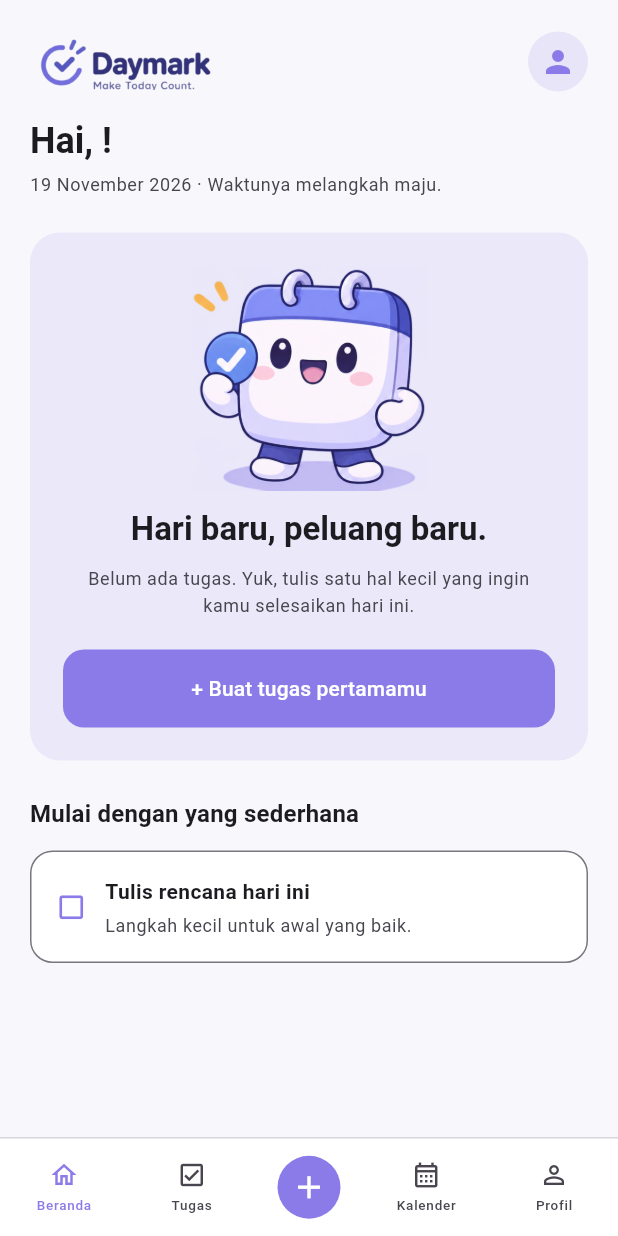
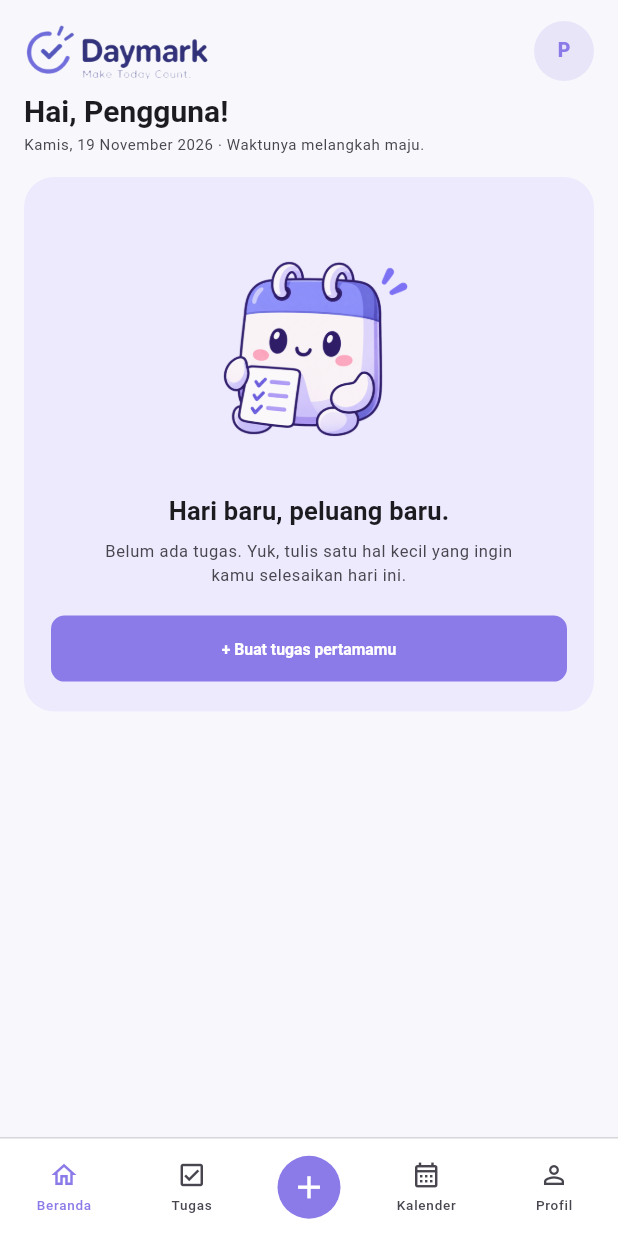
Before and after one commit to sintaafifah/daymark, a Flutter app: the DashboardScreen widget shown alone on an empty page, opened directly, on a phone screen of 412 x 824 dp. Run offline on Flutter 3.47's test engine with Material 3 defaults, Android fonts, the phone set to English and light mode, and no system bars; our stand-ins replace cloud_firestore, firebase_auth, firebase_core, google_sign_in, shared_preferences; accounts and stored records are empty.

Commit message:
Update Daymark dashboard UI

```diff
--- a/lib/pages/dashboard_screen.dart
+++ b/lib/pages/dashboard_screen.dart
@@ -1,4 +1,3 @@
-
 import 'package:flutter/material.dart';
 import 'package:firebase_auth/firebase_auth.dart';
 import 'package:cloud_firestore/cloud_firestore.dart';
@@ -28,15 +27,59 @@ class _DashboardScreenState extends State<DashboardScreen> {
     return user?.email?.split('@').first ?? 'Pengguna';
   }
 
+  String get firstName {
+    final parts = userName
+        .trim()
+        .split(RegExp(r'\s+'))
+        .where((part) => part.isNotEmpty)
+        .toList();
+    if (parts.isEmpty) return 'Pengguna';
+
+    final name = parts.first;
+    return name.length == 1
+        ? name.toUpperCase()
+        : '${name[0].toUpperCase()}${name.substring(1)}';
+  }
+
+  String get userInitials {
+    final parts = userName
+        .trim()
+        .split(RegExp(r'\s+'))
+        .where((part) => part.isNotEmpty)
+        .toList();
+    if (parts.isEmpty) return 'P';
+    if (parts.length == 1) return parts.first.substring(0, 1).toUpperCase();
+    return '${parts.first[0]}${parts.last[0]}'.toUpperCase();
+  }
+
   String get currentDate {
+    const weekdays = [
+      'Senin',
+      'Selasa',
+      'Rabu',
+      'Kamis',
+      'Jumat',
+      'Sabtu',
+      'Minggu',
+    ];
     const months = [
-      'Januari', 'Februari', 'Maret', 'April',
-      'Mei', 'Juni', 'Juli', 'Agustus',
-      'September', 'Oktober', 'November', 'Desember'
+      'Januari',
+      'Februari',
+      'Maret',
+      'April',
+      'Mei',
+      'Juni',
+      'Juli',
+      'Agustus',
+      'September',
+      'Oktober',
+      'November',
+      'Desember',
     ];
 
     final now = DateTime.now();
-    return '${now.day} ${months[now.month - 1]} ${now.year}';
+    return '${weekdays[now.weekday - 1]}, ${now.day} '
+        '${months[now.month - 1]} ${now.year}';
   }
 
   @override
@@ -54,20 +97,15 @@ class _DashboardScreenState extends State<DashboardScreen> {
     if (index == 1) {
       Navigator.push(
         context,
-      MaterialPageRoute(
-        builder: (context) => const TasksScreen(),
-      ),
+        MaterialPageRoute(builder: (context) => const TasksScreen()),
       );
       return;
     }
 
-
     if (index == 2) {
       Navigator.push(
         context,
-      MaterialPageRoute(
-        builder: (context) => const AddTaskScreen(),
-      ),
+        MaterialPageRoute(builder: (context) => const AddTaskScreen()),
       );
       return;
     }
@@ -75,17 +113,13 @@ class _DashboardScreenState extends State<DashboardScreen> {
     if (index == 4) {
       Navigator.push(
         context,
-        MaterialPageRoute(
-          builder: (_) => const ProfileScreen(),
-        ),
+        MaterialPageRoute(builder: (_) => const ProfileScreen()),
       );
       return;
     }
 
     ScaffoldMessenger.of(context).showSnackBar(
-      const SnackBar(
-        content: Text('Halaman ini akan segera tersedia.'),
-      ),
+      const SnackBar(content: Text('Halaman ini akan segera tersedia.')),
     );
   }
 
@@ -101,16 +135,12 @@ class _DashboardScreenState extends State<DashboardScreen> {
           builder: (context, snapshot) {
             if (snapshot.hasError) {
               return const Center(
-                child: Text(
-                  'Gagal memuat tugas. Periksa koneksi internet.',
-                ),
+                child: Text('Gagal memuat tugas. Periksa koneksi internet.'),
               );
             }
 
             if (snapshot.connectionState == ConnectionState.waiting) {
-              return const Center(
-                child: CircularProgressIndicator(),
-              );
+              return const Center(child: CircularProgressIndicator());
             }
 
             final tasks = snapshot.data?.docs ?? [];
@@ -130,39 +160,48 @@ class _DashboardScreenState extends State<DashboardScreen> {
                 final isDesktop = constraints.maxWidth >= 1100;
 
                 return SingleChildScrollView(
-                  padding: EdgeInsets.all(
-                    isDesktop ? 32 : 20,
+                  padding: EdgeInsets.symmetric(
+                    horizontal: isDesktop ? 32 : 16,
+                    vertical: isDesktop
+                        ? 32
+                        : (constraints.maxHeight < 680 ? 10 : 14),
                   ),
                   child: Center(
                     child: ConstrainedBox(
-                      constraints: const BoxConstraints(
-                        maxWidth: 1200,
-                      ),
+                      constraints: const BoxConstraints(maxWidth: 1200),
                       child: Column(
                         crossAxisAlignment: CrossAxisAlignment.start,
                         children: [
                           _buildHeader(context),
 
-                          const SizedBox(height: 16),
+                          const SizedBox(height: 8),
 
                           Text(
-                            'Hai, $userName!',
+                            'Hai, $firstName!',
+                            maxLines: 1,
+                            overflow: TextOverflow.ellipsis,
                             style: theme.textTheme.headlineSmall?.copyWith(
-                              fontWeight: FontWeight.bold,
+                              fontSize: 20,
+                              height: 1.2,
+                              fontWeight: FontWeight.w700,
                               color: colors.onSurface,
                             ),
                           ),
 
-                          const SizedBox(height: 5),
+                          const SizedBox(height: 4),
 
                           Text(
                             '$currentDate · Waktunya melangkah maju.',
+                            maxLines: 1,
+                            overflow: TextOverflow.ellipsis,
                             style: theme.textTheme.bodySmall?.copyWith(
+                              fontSize: 10,
+                              height: 1.3,
                               color: colors.onSurfaceVariant,
                             ),
                           ),
 
-                          const SizedBox(height: 24),
+                          const SizedBox(height: 15),
 
                           if (isDesktop)
                             _buildDesktopContent(
@@ -201,9 +240,10 @@ class _DashboardScreenState extends State<DashboardScreen> {
       mainAxisAlignment: MainAxisAlignment.spaceBetween,
       children: [
         Image.asset(
-          'assets/images/logo.png',
-          width: 125,
-          height: 42,
+          'assets/images/dashboard_logo_slim.png',
+          width: 124,
+          height: 39,
+          alignment: Alignment.centerLeft,
           fit: BoxFit.contain,
         ),
         InkWell(
@@ -216,9 +256,14 @@ class _DashboardScreenState extends State<DashboardScreen> {
                 ? NetworkImage(user!.photoURL!)
                 : null,
             child: user?.photoURL == null
-                ? Icon(
-                    Icons.person,
+                ? Text(
+                    userInitials,
+                    style: TextStyle(
                       color: colors.primary,
+                      fontSize: 13,
+                      letterSpacing: 0.3,
+                      fontWeight: FontWeight.w800,
+                    ),
                   )
                 : null,
           ),
@@ -239,8 +284,6 @@ class _DashboardScreenState extends State<DashboardScreen> {
       children: [
         if (tasks.isEmpty) ...[
           _buildEmptyState(context),
-          const SizedBox(height: 24),
-          _buildGettingStarted(context),
         ] else ...[
           _buildProgressCard(context, completed, total, progress),
           const SizedBox(height: 24),
@@ -262,19 +305,10 @@ class _DashboardScreenState extends State<DashboardScreen> {
       children: [
         Expanded(
           flex: 7,
-          child: _buildMainContent(
-            context,
-            tasks,
-            completed,
-            total,
-            progress,
-          ),
+          child: _buildMainContent(context, tasks, completed, total, progress),
         ),
         const SizedBox(width: 24),
-        Expanded(
-          flex: 3,
-          child: _buildSidePanel(context, tasks),
-        ),
+        Expanded(flex: 3, child: _buildSidePanel(context, tasks)),
       ],
     );
   }
@@ -325,43 +359,55 @@ class _DashboardScreenState extends State<DashboardScreen> {
   Widget _buildEmptyState(BuildContext context) {
     final theme = Theme.of(context);
     final colors = theme.colorScheme;
+    final screenHeight = MediaQuery.sizeOf(context).height;
+    final mascotHeight = (screenHeight * 0.225).clamp(150.0, 205.0).toDouble();
 
     return Container(
       width: double.infinity,
-      padding: const EdgeInsets.all(22),
+      padding: const EdgeInsets.fromLTRB(18, 17, 18, 20),
       decoration: BoxDecoration(
-        color: colors.primary.withValues(alpha: 0.13),
+        color: const Color(0xFFEEEAFE),
         borderRadius: BorderRadius.circular(20),
       ),
       child: Column(
+        mainAxisSize: MainAxisSize.min,
         children: [
-          Image.asset(
-            'assets/images/maskot.png',
-            height: 150,
+          SizedBox(
+            height: mascotHeight,
+            child: Image.asset(
+              'assets/images/dashboard_mascot.png',
               fit: BoxFit.contain,
-          ),
-          const SizedBox(height: 12),
-          Text(
-            'Hari baru, peluang baru.',
-            textAlign: TextAlign.center,
-            style: theme.textTheme.titleLarge?.copyWith(
-              fontWeight: FontWeight.bold,
-              color: colors.onSurface,
             ),
           ),
           const SizedBox(height: 10),
           Text(
+            'Hari baru, peluang baru.',
+            textAlign: TextAlign.center,
+            style: theme.textTheme.titleMedium?.copyWith(
+              fontSize: 17,
+              height: 1.25,
+              fontWeight: FontWeight.w700,
+              color: colors.onSurface,
+            ),
+          ),
+          const SizedBox(height: 8),
+          ConstrainedBox(
+            constraints: const BoxConstraints(maxWidth: 300),
+            child: Text(
               'Belum ada tugas. Yuk, tulis satu hal kecil '
               'yang ingin kamu selesaikan hari ini.',
               textAlign: TextAlign.center,
               style: theme.textTheme.bodySmall?.copyWith(
+                fontSize: 11,
+                height: 1.45,
                 color: colors.onSurfaceVariant,
-              height: 1.5,
               ),
             ),
-          const SizedBox(height: 20),
+          ),
+          const SizedBox(height: 19),
           SizedBox(
             width: double.infinity,
+            height: 44,
             child: ElevatedButton(
               onPressed: () {
                 Navigator.push(
@@ -371,68 +417,22 @@ class _DashboardScreenState extends State<DashboardScreen> {
                   ),
                 );
               },
+              style: ElevatedButton.styleFrom(
+                minimumSize: const Size(double.infinity, 44),
+                padding: const EdgeInsets.symmetric(horizontal: 12),
+                textStyle: const TextStyle(
+                  fontSize: 10.5,
+                  fontWeight: FontWeight.w700,
+                ),
+                shape: RoundedRectangleBorder(
+                  borderRadius: BorderRadius.circular(9),
+                ),
+              ),
               child: const Text('+ Buat tugas pertamamu'),
             ),
           ),
         ],
       ),
-    );
-  }
-
-  Widget _buildGettingStarted(BuildContext context) {
-    final theme = Theme.of(context);
-    final colors = theme.colorScheme;
-
-    return Column(
-      crossAxisAlignment: CrossAxisAlignment.start,
-      children: [
-        Text(
-          'Mulai dengan yang sederhana',
-          style: theme.textTheme.titleMedium?.copyWith(
-            fontWeight: FontWeight.bold,
-          ),
-        ),
-        const SizedBox(height: 12),
-        Container(
-          width: double.infinity,
-          padding: const EdgeInsets.all(16),
-          decoration: BoxDecoration(
-            color: colors.surface,
-            borderRadius: BorderRadius.circular(15),
-            border: Border.all(color: theme.dividerColor),
-          ),
-          child: Row(
-            children: [
-              Icon(
-                Icons.check_box_outline_blank,
-                color: colors.primary,
-                size: 21,
-              ),
-              const SizedBox(width: 12),
-              Expanded(
-                child: Column(
-                  crossAxisAlignment: CrossAxisAlignment.start,
-                  children: [
-                    Text(
-                      'Tulis rencana hari ini',
-                      style: theme.textTheme.bodyMedium?.copyWith(
-                        fontWeight: FontWeight.w600,
-                      ),
-                    ),
-                    const SizedBox(height: 5),
-                    Text(
-                      'Langkah kecil untuk awal yang baik.',
-                      style: theme.textTheme.bodySmall?.copyWith(
-                        color: colors.onSurfaceVariant,
-                      ),
-                    ),
-                  ],
-                ),
-              ),
-            ],
-          ),
-        ),
-      ],
     );
   }
 
@@ -476,9 +476,7 @@ class _DashboardScreenState extends State<DashboardScreen> {
               value: progress,
               minHeight: 8,
               backgroundColor: colors.onPrimary.withValues(alpha: 0.3),
-              valueColor: AlwaysStoppedAnimation<Color>(
-                colors.onPrimary,
-              ),
+              valueColor: AlwaysStoppedAnimation<Color>(colors.onPrimary),
             ),
           ),
         ],
@@ -529,9 +527,7 @@ class _DashboardScreenState extends State<DashboardScreen> {
         Navigator.push(
           context,
           MaterialPageRoute(
-        builder: (context) => TaskDetailScreen(
-          taskId: taskId,
-        ),
+            builder: (context) => TaskDetailScreen(taskId: taskId),
           ),
         );
       },
@@ -558,9 +554,7 @@ class _DashboardScreenState extends State<DashboardScreen> {
                   if (!context.mounted) return;
 
                   ScaffoldMessenger.of(context).showSnackBar(
-                const SnackBar(
-                  content: Text('Gagal memperbarui tugas.'),
-                ),
+                    const SnackBar(content: Text('Gagal memperbarui tugas.')),
                   );
                 }
               },
@@ -609,7 +603,7 @@ class _DashboardScreenState extends State<DashboardScreen> {
       child: Column(
         children: [
           Image.asset(
-            'assets/images/maskot.png',
+            'assets/images/dashboard_mascot.png',
             height: 140,
             fit: BoxFit.contain,
           ),
@@ -632,6 +626,4 @@ class _DashboardScreenState extends State<DashboardScreen> {
       ),
     );
   }
-
-
 }
```
Lines whose indentation alone changed are shown as unchanged.
